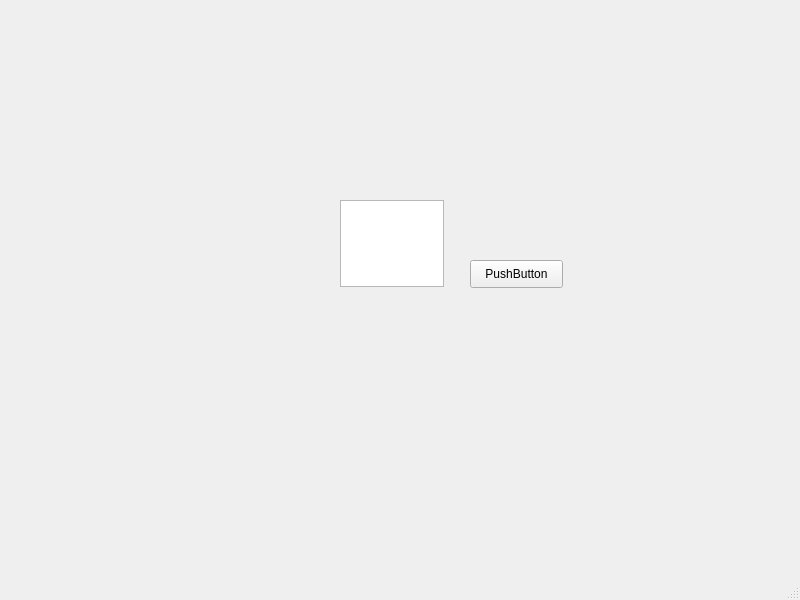
Qt form LCM/LCM/lcm.ui (duomaikouzi/LCM) before a commit.
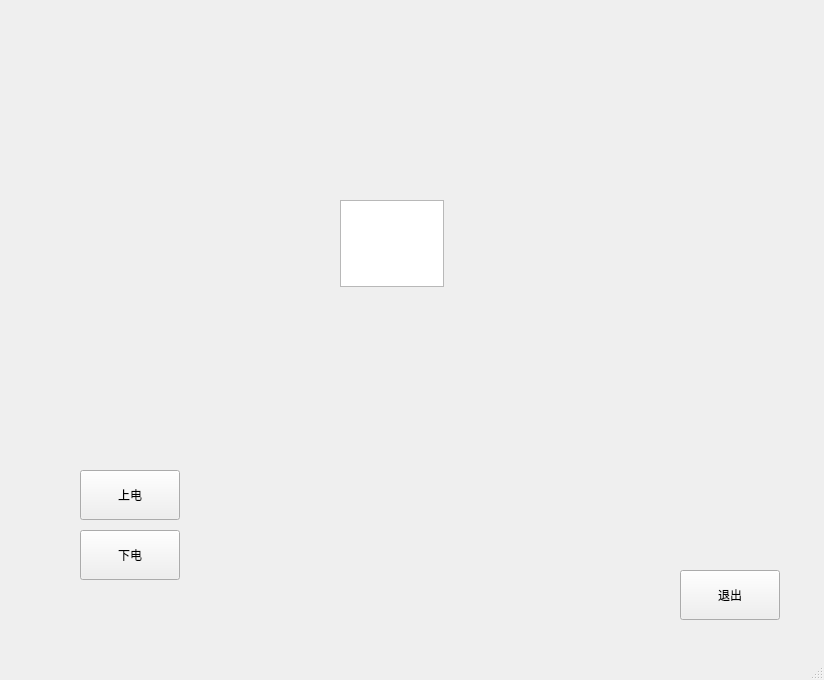
The same form after that commit.

The edit to the form file:
```diff
--- a/LCM/LCM/lcm.ui
+++ b/LCM/LCM/lcm.ui
@@ -6,8 +6,8 @@
    <rect>
     <x>0</x>
     <y>0</y>
-    <width>800</width>
-    <height>600</height>
+    <width>824</width>
+    <height>680</height>
    </rect>
   </property>
   <property name="windowTitle">
@@ -17,14 +17,17 @@
    <widget class="QPushButton" name="pushButton">
     <property name="geometry">
      <rect>
-      <x>470</x>
-      <y>260</y>
-      <width>93</width>
-      <height>28</height>
+      <x>680</x>
+      <y>570</y>
+      <width>100</width>
+      <height>50</height>
      </rect>
     </property>
     <property name="text">
-     <string>PushButton</string>
+     <string>退出</string>
+    </property>
+    <property name="autoRepeatInterval">
+     <number>100</number>
     </property>
    </widget>
    <widget class="QTextEdit" name="textEdit">
@@ -37,6 +40,38 @@
      </rect>
     </property>
    </widget>
+   <widget class="QPushButton" name="pushButton_poweron">
+    <property name="geometry">
+     <rect>
+      <x>80</x>
+      <y>470</y>
+      <width>100</width>
+      <height>50</height>
+     </rect>
+    </property>
+    <property name="text">
+     <string>上电</string>
+    </property>
+    <property name="autoRepeatInterval">
+     <number>100</number>
+    </property>
+   </widget>
+   <widget class="QPushButton" name="pushButton_poweroff">
+    <property name="geometry">
+     <rect>
+      <x>80</x>
+      <y>530</y>
+      <width>100</width>
+      <height>50</height>
+     </rect>
+    </property>
+    <property name="text">
+     <string>下电</string>
+    </property>
+    <property name="autoRepeatInterval">
+     <number>100</number>
+    </property>
+   </widget>
   </widget>
   <widget class="QMenuBar" name="menubar">
    <property name="geometry">
```
Left out of the diff: 4 changed lines with no effect on the pictures.
